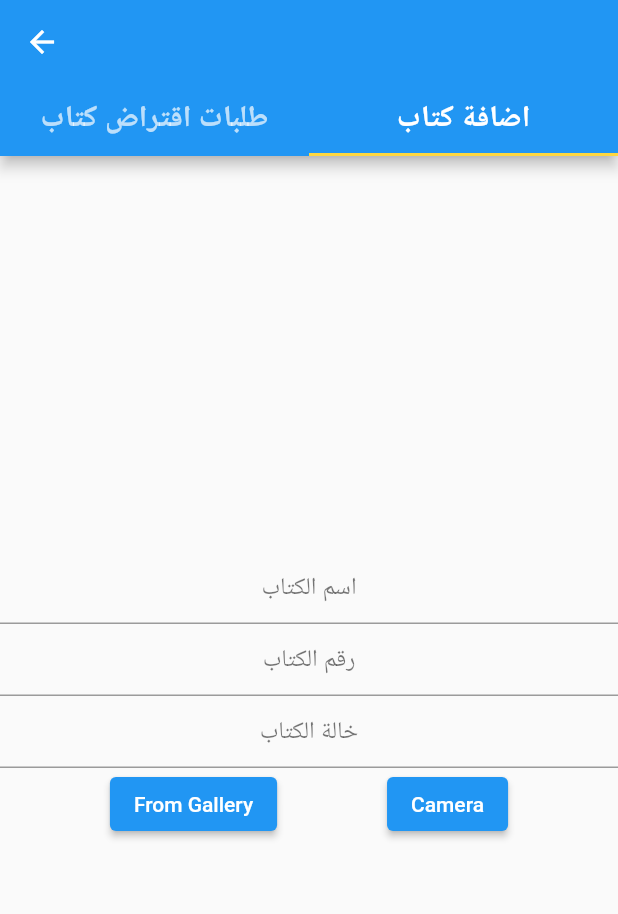
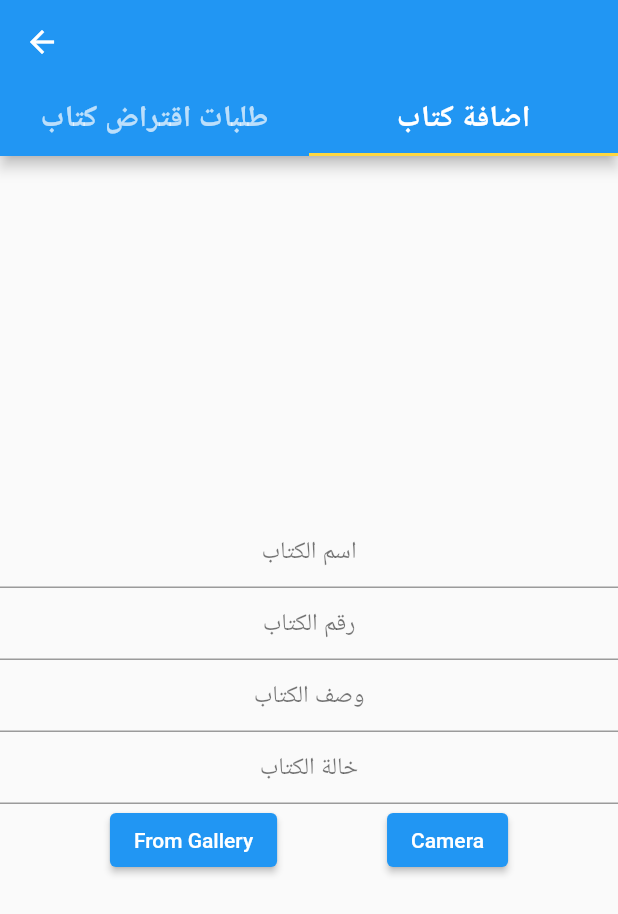
Before and after one commit to basselmousa/step_by_step, a Flutter app: the LibraryAdmin screen opened by its route, tab 2 chosen, on a phone screen of 412 x 824 dp. Shown: the top 914 px of the screen. Run offline on Flutter 3.47's test engine with Material 2 defaults, Android fonts, the phone set to English and light mode, and no system bars; our stand-ins replace cloud_firestore, firebase_auth, firebase_core, image_picker, shared_preferences; accounts and stored records are empty.

```diff
--- a/lib/mvc/views/admins/library_admin.dart
+++ b/lib/mvc/views/admins/library_admin.dart
@@ -18,6 +18,7 @@ class _LibraryAdminState extends State<LibraryAdmin> {
   TextEditingController _bookNameController = new TextEditingController();
   TextEditingController _bookNumberController = new TextEditingController();
   TextEditingController _bookStatusController = new TextEditingController();
+  TextEditingController _bookDescriptionController = new TextEditingController();
   var _imageFile;
 
   final picker = ImagePicker();
@@ -187,6 +188,7 @@ class _LibraryAdminState extends State<LibraryAdmin> {
                 children: [
                   editTextWithCenterAlign(_bookNameController, "اسم الكتاب "),
                   editTextWithCenterAlign(_bookNumberController, "رقم الكتاب "),
+                  editTextWithCenterAlign(_bookDescriptionController, "وصف الكتاب "),
                   editTextWithCenterAlign(
                       _bookStatusController, "خالة الكتاب "),
                   Row(
```
Also changed, not shown: lib/mvc/views/user/book_reservation.dart (+14 -1 lines).
